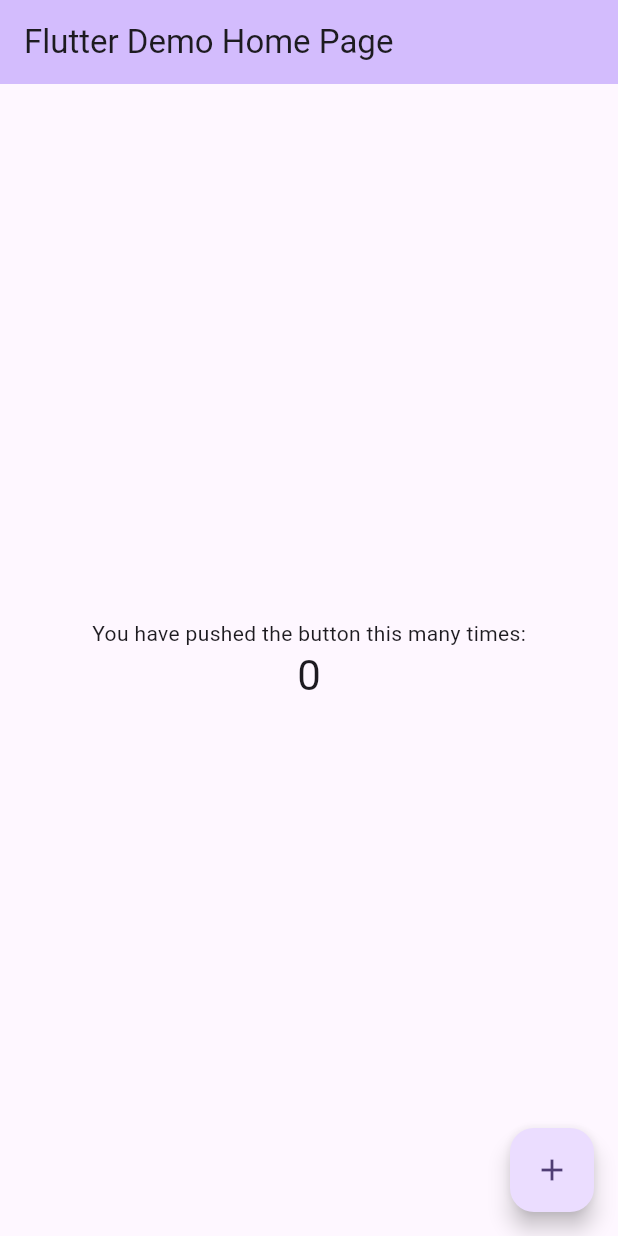
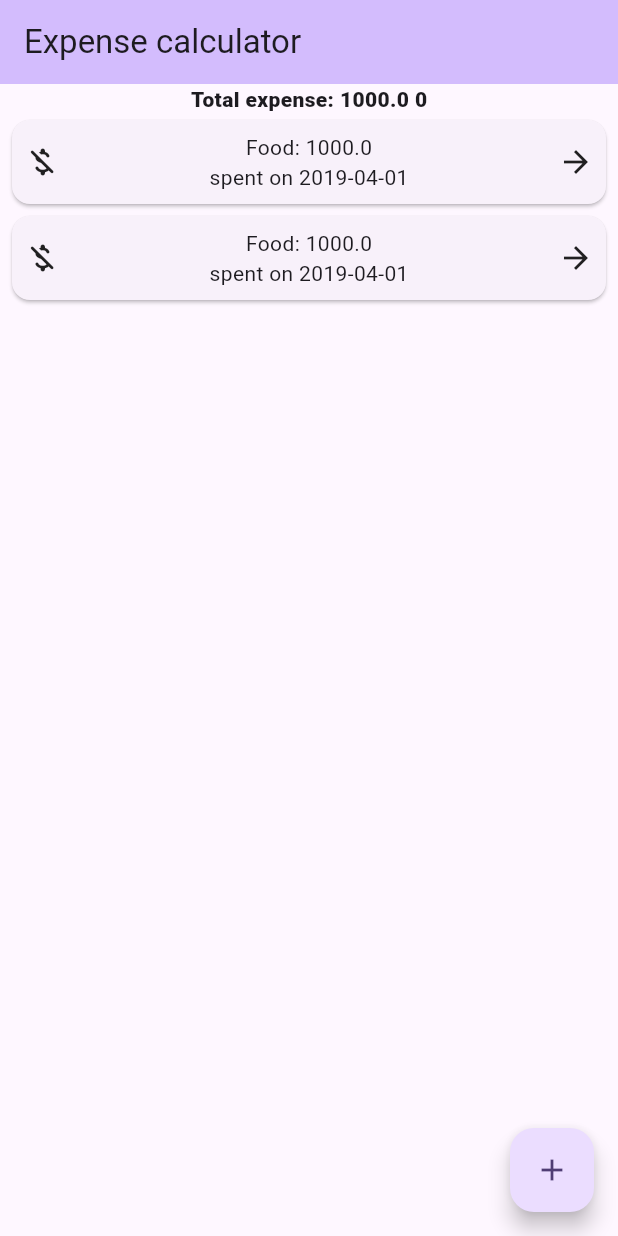
Before and after one commit to SHARKZTECH/Expense-Cal-Flutter, a Flutter app: the screen it shows after launch, on a phone screen of 412 x 824 dp. Run offline on Flutter 3.47's test engine with Material 3 defaults, Android fonts, the phone set to English and light mode, and no system bars.

Commit message:
home_page design

```diff
--- a/lib/main.dart
+++ b/lib/main.dart
@@ -1,4 +1,5 @@
 import 'package:flutter/material.dart';
+import 'my_home_page.dart';
 
 void main() {
   runApp(const MyApp());
@@ -7,119 +8,15 @@ void main() {
 class MyApp extends StatelessWidget {
   const MyApp({super.key});
 
-  // This widget is the root of your application.
   @override
   Widget build(BuildContext context) {
     return MaterialApp(
-      title: 'Flutter Demo',
+      title: 'Expense calculator',
       theme: ThemeData(
-        // This is the theme of your application.
-        //
-        // TRY THIS: Try running your application with "flutter run". You'll see
-        // the application has a purple toolbar. Then, without quitting the app,
-        // try changing the seedColor in the colorScheme below to Colors.green
-        // and then invoke "hot reload" (save your changes or press the "hot
-        // reload" button in a Flutter-supported IDE, or press "r" if you used
-        // the command line to start the app).
-        //
-        // Notice that the counter didn't reset back to zero; the application
-        // state is not lost during the reload. To reset the state, use hot
-        // restart instead.
-        //
-        // This works for code too, not just values: Most code changes can be
-        // tested with just a hot reload.
         colorScheme: ColorScheme.fromSeed(seedColor: Colors.deepPurple),
         useMaterial3: true,
       ),
-      home: const MyHomePage(title: 'Flutter Demo Home Page'),
+      home: const MyHomePage(title: 'Expense calculator'),
     );
   }
 }
-
-class MyHomePage extends StatefulWidget {
-  const MyHomePage({super.key, required this.title});
-
-  // This widget is the home page of your application. It is stateful, meaning
-  // that it has a State object (defined below) that contains fields that affect
-  // how it looks.
-
-  // This class is the configuration for the state. It holds the values (in this
-  // case the title) provided by the parent (in this case the App widget) and
-  // used by the build method of the State. Fields in a Widget subclass are
-  // always marked "final".
-
-  final String title;
-
-  @override
-  State<MyHomePage> createState() => _MyHomePageState();
-}
-
-class _MyHomePageState extends State<MyHomePage> {
-  int _counter = 0;
-
-  void _incrementCounter() {
-    setState(() {
-      // This call to setState tells the Flutter framework that something has
-      // changed in this State, which causes it to rerun the build method below
-      // so that the display can reflect the updated values. If we changed
-      // _counter without calling setState(), then the build method would not be
-      // called again, and so nothing would appear to happen.
-      _counter++;
-    });
-  }
-
-  @override
-  Widget build(BuildContext context) {
-    // This method is rerun every time setState is called, for instance as done
-    // by the _incrementCounter method above.
-    //
-    // The Flutter framework has been optimized to make rerunning build methods
-    // fast, so that you can just rebuild anything that needs updating rather
-    // than having to individually change instances of widgets.
-    return Scaffold(
-      appBar: AppBar(
-        // TRY THIS: Try changing the color here to a specific color (to
-        // Colors.amber, perhaps?) and trigger a hot reload to see the AppBar
-        // change color while the other colors stay the same.
-        backgroundColor: Theme.of(context).colorScheme.inversePrimary,
-        // Here we take the value from the MyHomePage object that was created by
-        // the App.build method, and use it to set our appbar title.
-        title: Text(widget.title),
-      ),
-      body: Center(
-        // Center is a layout widget. It takes a single child and positions it
-        // in the middle of the parent.
-        child: Column(
-          // Column is also a layout widget. It takes a list of children and
-          // arranges them vertically. By default, it sizes itself to fit its
-          // children horizontally, and tries to be as tall as its parent.
-          //
-          // Column has various properties to control how it sizes itself and
-          // how it positions its children. Here we use mainAxisAlignment to
-          // center the children vertically; the main axis here is the vertical
-          // axis because Columns are vertical (the cross axis would be
-          // horizontal).
-          //
-          // TRY THIS: Invoke "debug painting" (choose the "Toggle Debug Paint"
-          // action in the IDE, or press "p" in the console), to see the
-          // wireframe for each widget.
-          mainAxisAlignment: MainAxisAlignment.center,
-          children: <Widget>[
-            const Text(
-              'You have pushed the button this many times:',
-            ),
-            Text(
-              '$_counter',
-              style: Theme.of(context).textTheme.headlineMedium,
-            ),
-          ],
-        ),
-      ),
-      floatingActionButton: FloatingActionButton(
-        onPressed: _incrementCounter,
-        tooltip: 'Increment',
-        child: const Icon(Icons.add),
-      ), // This trailing comma makes auto-formatting nicer for build methods.
-    );
-  }
-}
--- /dev/null
+++ b/lib/my_home_page.dart
@@ -0,0 +1,81 @@
+import 'package:flutter/material.dart';
+
+class MyHomePage extends StatefulWidget {
+  const MyHomePage({super.key, required this.title});
+  final String title;
+
+  @override
+  State<MyHomePage> createState() => _MyHomePageState();
+}
+
+class _MyHomePageState extends State<MyHomePage> {
+  int _counter = 0;
+
+  void _incrementCounter() {
+    setState(() {
+      _counter++;
+    });
+  }
+
+  @override
+  Widget build(BuildContext context) {
+    return Scaffold(
+      appBar: AppBar(
+        backgroundColor: Theme.of(context).colorScheme.inversePrimary,
+        title: Text(widget.title),
+      ),
+      body: Column(
+        children: <Widget>[
+          Text(
+            "Total expense: 1000.0 $_counter",
+            style: TextStyle(fontWeight: FontWeight.w900),
+            textAlign: TextAlign.start,
+          ),
+          const Card(
+            margin: EdgeInsets.symmetric(vertical: 4.0, horizontal: 8.0),
+            child: Padding(
+              padding: EdgeInsets.all(8.0),
+              child: Row(
+                mainAxisAlignment: MainAxisAlignment.spaceBetween,
+                children: [
+                  Icon(Icons.money_off_rounded),
+                  Column(
+                    children: [
+                      Text("Food: 1000.0"),
+                      Text("spent on 2019-04-01")
+                    ],
+                  ),
+                  Icon(Icons.arrow_forward),
+                ],
+              ),
+            ),
+          ),
+          const Card(
+            margin: EdgeInsets.symmetric(vertical: 4.0, horizontal: 8.0),
+            child: Padding(
+              padding: EdgeInsets.all(8.0),
+              child: Row(
+                mainAxisAlignment: MainAxisAlignment.spaceBetween,
+                children: [
+                  Icon(Icons.money_off_rounded),
+                  Column(
+                    children: [
+                      Text("Food: 1000.0"),
+                      Text("spent on 2019-04-01")
+                    ],
+                  ),
+                  Icon(Icons.arrow_forward),
+                ],
+              ),
+            ),
+          ),
+        ],
+      ),
+      floatingActionButton: FloatingActionButton(
+        onPressed: _incrementCounter,
+        tooltip: 'Increment',
+        child: const Icon(Icons.add),
+      ), // This trailing comma makes auto-formatting nicer for build methods.
+    );
+  }
+}
--- a/pubspec.yaml
+++ b/pubspec.yaml
@@ -36,6 +36,8 @@ dependencies:
   # Use with the CupertinoIcons class for iOS style icons.
   cupertino_icons: ^1.0.6
   intl: ^0.19.0
+  path_provider: ^2.1.3
+  sqflite: ^2.3.3+1
 
 dev_dependencies:
   flutter_test:
```
Also changed, not shown: pubspec.lock, 1 other file.
